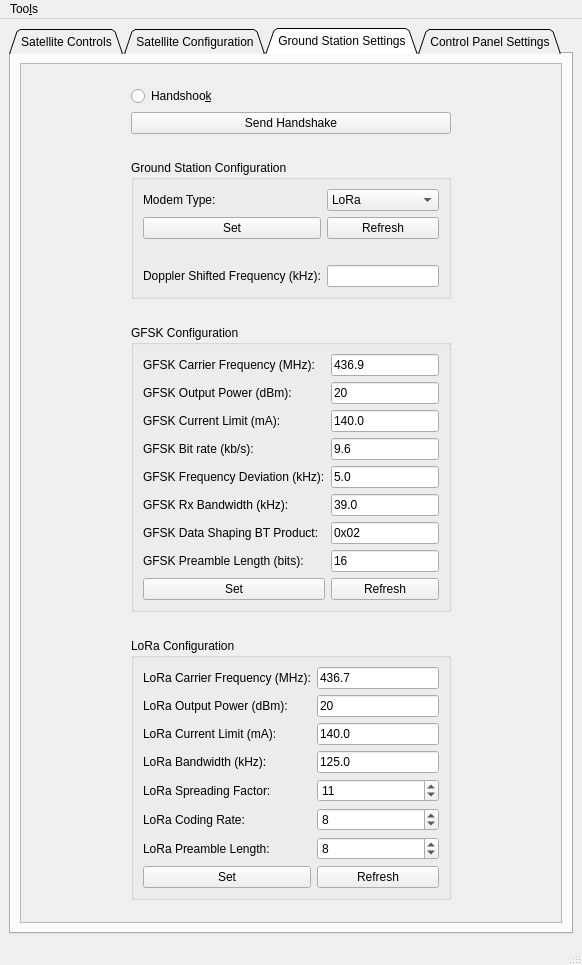
First picture: the form in FOSSAGSCP/mainwindow.ui, repository FOSSASystems/FOSSA-GroundStationControlPanel, before the edit.
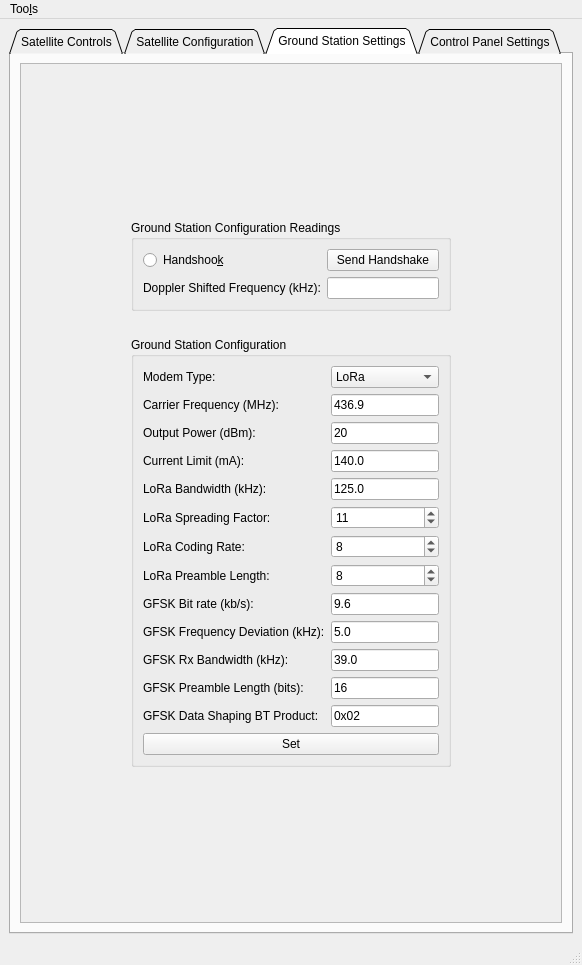
Second picture: the form after the edit. The open tabs and pages were chosen to show the change.

Commit message:
ground station settings panel, sys info panel
- reorganized the ground station control panel configuration ui elements into 1
list, instead of 2 seperate ones.
- implemented ground station configuration ui
- implemented request packet info button

```diff
--- a/FOSSAGSCP/mainwindow.ui
+++ b/FOSSAGSCP/mainwindow.ui
@@ -3246,10 +3246,10 @@
           <widget class="QWidget" name="scrollAreaWidgetContents_2">
            <property name="geometry">
             <rect>
-             <x>64</x>
-             <y>0</y>
+             <x>75</x>
+             <y>123</y>
              <width>380</width>
-             <height>903</height>
+             <height>598</height>
             </rect>
            </property>
            <property name="sizePolicy">
@@ -3262,29 +3262,51 @@
             <property name="sizeConstraint">
              <enum>QLayout::SetDefaultConstraint</enum>
             </property>
-            <item row="0" column="0">
-             <widget class="QRadioButton" name="handshookRadioButton">
-              <property name="text">
-               <string>Handshoo&amp;k</string>
-              </property>
-              <property name="checkable">
-               <bool>true</bool>
-              </property>
-              <property name="checked">
-               <bool>false</bool>
-              </property>
-             </widget>
-            </item>
-            <item row="3" column="0">
+            <item row="7" column="0">
              <widget class="QGroupBox" name="groupBox">
               <property name="title">
                <string>Ground Station Configuration</string>
               </property>
               <layout class="QGridLayout" name="gridLayout_21">
-               <item row="0" column="0">
-                <widget class="QLabel" name="label">
+               <item row="7" column="0">
+                <widget class="QLabel" name="label_8">
                  <property name="text">
-                  <string>Modem Type:</string>
+                  <string>LoRa Preamble Length:</string>
+                 </property>
+                </widget>
+               </item>
+               <item row="11" column="0">
+                <widget class="QLabel" name="label_13">
+                 <property name="text">
+                  <string>GFSK Preamble Length (bits):</string>
+                 </property>
+                </widget>
+               </item>
+               <item row="1" column="0">
+                <widget class="QLabel" name="label_85">
+                 <property name="text">
+                  <string>Carrier Frequency (MHz):</string>
+                 </property>
+                </widget>
+               </item>
+               <item row="8" column="0">
+                <widget class="QLabel" name="label_9">
+                 <property name="text">
+                  <string>GFSK Bit rate (kb/s):</string>
+                 </property>
+                </widget>
+               </item>
+               <item row="1" column="1">
+                <widget class="QLineEdit" name="GroundStationSettings_ConfigCarrierFrequencyLineEdit">
+                 <property name="text">
+                  <string>436.9</string>
+                 </property>
+                </widget>
+               </item>
+               <item row="7" column="1">
+                <widget class="QSpinBox" name="GroundStationSettings_loraConfigurationPreambleLengthSpinBox">
+                 <property name="value">
+                  <number>8</number>
                  </property>
                 </widget>
                </item>
@@ -3302,252 +3324,80 @@
                  </item>
                 </widget>
                </item>
-               <item row="4" column="0">
-                <widget class="QPushButton" name="GroundStationSettings_ConfigSetButton">
+               <item row="12" column="1">
+                <widget class="QLineEdit" name="GroundStationSettings_GFSKConfigDataShapingBTProductLineEdit">
                  <property name="text">
-                  <string>Set</string>
+                  <string>0x02</string>
                  </property>
                 </widget>
                </item>
-               <item row="4" column="1">
-                <widget class="QPushButton" name="GroundStationSettings_ConfigRefreshButton">
-                 <property name="text">
-                  <string>Refresh</string>
-                 </property>
-                </widget>
-               </item>
-               <item row="6" column="1">
-                <widget class="QLineEdit" name="GroundStationSettings_DopplerShiftedFrequencyLineEdit"/>
-               </item>
-               <item row="6" column="0">
-                <widget class="QLabel" name="label_3">
-                 <property name="text">
-                  <string>Doppler Shifted Frequency (kHz):</string>
-                 </property>
-                </widget>
-               </item>
-               <item row="5" column="0" colspan="2">
-                <spacer name="horizontalSpacer_23">
-                 <property name="orientation">
-                  <enum>Qt::Horizontal</enum>
-                 </property>
-                 <property name="sizeHint" stdset="0">
-                  <size>
-                   <width>40</width>
-                   <height>20</height>
-                  </size>
-                 </property>
-                </spacer>
-               </item>
-              </layout>
-             </widget>
-            </item>
-            <item row="5" column="0">
-             <widget class="QGroupBox" name="groupBox_3">
-              <property name="title">
-               <string>GFSK Configuration</string>
-              </property>
-              <layout class="QGridLayout" name="gridLayout_24">
-               <item row="1" column="1">
-                <widget class="QLineEdit" name="GroundStationSettings_GFSKConfigOutputPowerLineEdit">
-                 <property name="text">
-                  <string>20</string>
-                 </property>
-                </widget>
-               </item>
-               <item row="3" column="0">
-                <widget class="QLabel" name="label_9">
-                 <property name="text">
-                  <string>GFSK Bit rate (kb/s):</string>
-                 </property>
-                </widget>
-               </item>
-               <item row="3" column="1">
-                <widget class="QLineEdit" name="GroundStationSettings_GFSKConfigBitRateLineEdit">
-                 <property name="text">
-                  <string>9.6</string>
-                 </property>
-                </widget>
-               </item>
-               <item row="4" column="0">
-                <widget class="QLabel" name="label_10">
-                 <property name="text">
-                  <string>GFSK Frequency Deviation (kHz):</string>
-                 </property>
-                </widget>
-               </item>
-               <item row="4" column="1">
-                <widget class="QLineEdit" name="GroundStationSettings_GFSKConfigFreqDeviationLineEdit">
-                 <property name="text">
-                  <string>5.0</string>
-                 </property>
-                </widget>
-               </item>
-               <item row="5" column="0">
-                <widget class="QLabel" name="label_11">
-                 <property name="text">
-                  <string>GFSK Rx Bandwidth (kHz):</string>
-                 </property>
-                </widget>
-               </item>
-               <item row="5" column="1">
+               <item row="10" column="1">
                 <widget class="QLineEdit" name="GroundStationSettings_GFSKConfigRxBandwidthLineEdit">
                  <property name="text">
                   <string>39.0</string>
                  </property>
                 </widget>
                </item>
-               <item row="6" column="0">
+               <item row="8" column="1">
+                <widget class="QLineEdit" name="GroundStationSettings_GFSKConfigBitRateLineEdit">
+                 <property name="text">
+                  <string>9.6</string>
+                 </property>
+                </widget>
+               </item>
+               <item row="5" column="0">
+                <widget class="QLabel" name="label_6">
+                 <property name="text">
+                  <string>LoRa Spreading Factor:</string>
+                 </property>
+                </widget>
+               </item>
+               <item row="12" column="0">
                 <widget class="QLabel" name="label_12">
                  <property name="text">
                   <string>GFSK Data Shaping BT Product:</string>
                  </property>
                 </widget>
                </item>
-               <item row="6" column="1">
-                <widget class="QLineEdit" name="GroundStationSettings_GFSKConfigDataShapingBTProductLineEdit">
-                 <property name="text">
-                  <string>0x02</string>
-                 </property>
-                </widget>
-               </item>
-               <item row="7" column="0">
-                <widget class="QLabel" name="label_13">
-                 <property name="text">
-                  <string>GFSK Preamble Length (bits):</string>
-                 </property>
-                </widget>
-               </item>
-               <item row="7" column="1">
-                <widget class="QLineEdit" name="GroundStationSettings_GFSKConfigPreambleLengthLineEdit">
-                 <property name="text">
-                  <string>16</string>
-                 </property>
-                </widget>
-               </item>
-               <item row="8" column="0">
-                <widget class="QPushButton" name="GroundStationSettings_GFSKConfigSetButton">
-                 <property name="text">
-                  <string>Set</string>
-                 </property>
-                </widget>
-               </item>
-               <item row="8" column="1">
-                <widget class="QPushButton" name="GroundStationSettings_GFSKConfigRefreshButton">
-                 <property name="text">
-                  <string>Refresh</string>
-                 </property>
-                </widget>
-               </item>
-               <item row="1" column="0">
-                <widget class="QLabel" name="label_86">
-                 <property name="text">
-                  <string>GFSK Output Power (dBm):</string>
-                 </property>
-                </widget>
-               </item>
-               <item row="0" column="0">
-                <widget class="QLabel" name="label_85">
-                 <property name="text">
-                  <string>GFSK Carrier Frequency (MHz):</string>
-                 </property>
-                </widget>
-               </item>
-               <item row="0" column="1">
-                <widget class="QLineEdit" name="GroundStationSettings_GFSKConfigCarrierFrequencyLineEdit">
-                 <property name="text">
-                  <string>436.9</string>
-                 </property>
-                </widget>
-               </item>
-               <item row="2" column="0">
-                <widget class="QLabel" name="label_88">
-                 <property name="text">
-                  <string>GFSK Current Limit (mA):</string>
-                 </property>
-                </widget>
-               </item>
-               <item row="2" column="1">
-                <widget class="QLineEdit" name="GroundStationSettings_GFSKConfigCurrentLimitLineEdit">
-                 <property name="text">
-                  <string>140.0</string>
-                 </property>
-                </widget>
-               </item>
-              </layout>
-             </widget>
-            </item>
-            <item row="4" column="0">
-             <spacer name="horizontalSpacer_10">
-              <property name="orientation">
-               <enum>Qt::Horizontal</enum>
-              </property>
-              <property name="sizeHint" stdset="0">
-               <size>
-                <width>40</width>
-                <height>20</height>
-               </size>
-              </property>
-             </spacer>
-            </item>
-            <item row="7" column="0">
-             <spacer name="horizontalSpacer_9">
-              <property name="orientation">
-               <enum>Qt::Horizontal</enum>
-              </property>
-              <property name="sizeHint" stdset="0">
-               <size>
-                <width>40</width>
-                <height>20</height>
-               </size>
-              </property>
-             </spacer>
-            </item>
-            <item row="8" column="0">
-             <widget class="QGroupBox" name="groupBox_2">
-              <property name="title">
-               <string>LoRa Configuration</string>
-              </property>
-              <layout class="QGridLayout" name="gridLayout_22">
-               <item row="0" column="0">
-                <widget class="QLabel" name="label_84">
-                 <property name="text">
-                  <string>LoRa Carrier Frequency (MHz):</string>
-                 </property>
-                </widget>
-               </item>
-               <item row="1" column="1">
-                <widget class="QLineEdit" name="GroundStationSettings_loraConfigurationOutputPowerLineEdit">
-                 <property name="text">
-                  <string>20</string>
-                 </property>
-                </widget>
-               </item>
-               <item row="0" column="1">
-                <widget class="QLineEdit" name="GroundStationSettings_loraConfigurationCarrierFrequencyLineEdit">
-                 <property name="text">
-                  <string>436.7</string>
-                 </property>
-                </widget>
-               </item>
-               <item row="3" column="0">
+               <item row="4" column="0">
                 <widget class="QLabel" name="label_5">
                  <property name="text">
                   <string>LoRa Bandwidth (kHz):</string>
                  </property>
                 </widget>
                </item>
-               <item row="4" column="1">
-                <widget class="QSpinBox" name="GroundStationSettings_loraConfigurationSpreadingFactorSpinBox">
-                 <property name="value">
-                  <number>11</number>
+               <item row="3" column="1">
+                <widget class="QLineEdit" name="GroundStationSettings_ConfigCurrentLimitLineEdit">
+                 <property name="text">
+                  <string>140.0</string>
                  </property>
                 </widget>
                </item>
-               <item row="7" column="0">
-                <widget class="QLabel" name="label_8">
+               <item row="9" column="1">
+                <widget class="QLineEdit" name="GroundStationSettings_GFSKConfigFreqDeviationLineEdit">
                  <property name="text">
-                  <string>LoRa Preamble Length:</string>
+                  <string>5.0</string>
+                 </property>
+                </widget>
+               </item>
+               <item row="2" column="0">
+                <widget class="QLabel" name="label_86">
+                 <property name="text">
+                  <string>Output Power (dBm):</string>
+                 </property>
+                </widget>
+               </item>
+               <item row="13" column="0" colspan="2">
+                <widget class="QPushButton" name="GroundStationSettings_GFSKConfigSetButton">
+                 <property name="text">
+                  <string>Set</string>
+                 </property>
+                </widget>
+               </item>
+               <item row="9" column="0">
+                <widget class="QLabel" name="label_10">
+                 <property name="text">
+                  <string>GFSK Frequency Deviation (kHz):</string>
                  </property>
                 </widget>
                </item>
@@ -3558,80 +3408,66 @@
                  </property>
                 </widget>
                </item>
-               <item row="7" column="1">
-                <widget class="QSpinBox" name="GroundStationSettings_loraConfigurationPreambleLengthSpinBox">
+               <item row="6" column="1">
+                <widget class="QSpinBox" name="GroundStationSettings_loraConfigurationCodingRateSpinBox">
                  <property name="value">
                   <number>8</number>
                  </property>
                 </widget>
                </item>
-               <item row="3" column="1">
+               <item row="2" column="1">
+                <widget class="QLineEdit" name="GroundStationSettings_ConfigOutputPowerLineEdit">
+                 <property name="text">
+                  <string>20</string>
+                 </property>
+                </widget>
+               </item>
+               <item row="11" column="1">
+                <widget class="QLineEdit" name="GroundStationSettings_GFSKConfigPreambleLengthLineEdit">
+                 <property name="text">
+                  <string>16</string>
+                 </property>
+                </widget>
+               </item>
+               <item row="0" column="0">
+                <widget class="QLabel" name="label">
+                 <property name="text">
+                  <string>Modem Type:</string>
+                 </property>
+                </widget>
+               </item>
+               <item row="10" column="0">
+                <widget class="QLabel" name="label_11">
+                 <property name="text">
+                  <string>GFSK Rx Bandwidth (kHz):</string>
+                 </property>
+                </widget>
+               </item>
+               <item row="3" column="0">
+                <widget class="QLabel" name="label_88">
+                 <property name="text">
+                  <string>Current Limit (mA):</string>
+                 </property>
+                </widget>
+               </item>
+               <item row="4" column="1">
                 <widget class="QLineEdit" name="GroundStationSettings_loraConfigurationBandwidthLineEdit">
                  <property name="text">
                   <string>125.0</string>
                  </property>
                 </widget>
                </item>
-               <item row="6" column="1">
-                <widget class="QSpinBox" name="GroundStationSettings_loraConfigurationCodingRateSpinBox">
+               <item row="5" column="1">
+                <widget class="QSpinBox" name="GroundStationSettings_loraConfigurationSpreadingFactorSpinBox">
                  <property name="value">
-                  <number>8</number>
-                 </property>
-                </widget>
-               </item>
-               <item row="4" column="0">
-                <widget class="QLabel" name="label_6">
-                 <property name="text">
-                  <string>LoRa Spreading Factor:</string>
-                 </property>
-                </widget>
-               </item>
-               <item row="8" column="0">
-                <widget class="QPushButton" name="GroundStationSettings_loraSetButton">
-                 <property name="text">
-                  <string>Set</string>
-                 </property>
-                </widget>
-               </item>
-               <item row="8" column="1">
-                <widget class="QPushButton" name="GroundStationSettings_loraRefreshButton">
-                 <property name="text">
-                  <string>Refresh</string>
-                 </property>
-                </widget>
-               </item>
-               <item row="1" column="0">
-                <widget class="QLabel" name="label_87">
-                 <property name="text">
-                  <string>LoRa Output Power (dBm):</string>
-                 </property>
-                </widget>
-               </item>
-               <item row="2" column="0">
-                <widget class="QLabel" name="label_2">
-                 <property name="text">
-                  <string>LoRa Current Limit (mA):</string>
-                 </property>
-                </widget>
-               </item>
-               <item row="2" column="1">
-                <widget class="QLineEdit" name="GroundStationSettings_loraConfigurationCurrentLimitLineEdit">
-                 <property name="text">
-                  <string>140.0</string>
+                  <number>11</number>
                  </property>
                 </widget>
                </item>
               </layout>
              </widget>
             </item>
-            <item row="1" column="0">
-             <widget class="QPushButton" name="handshakeSendButton">
-              <property name="text">
-               <string>Send Handshake</string>
-              </property>
-             </widget>
-            </item>
-            <item row="2" column="0">
+            <item row="6" column="0">
              <spacer name="horizontalSpacer_19">
               <property name="orientation">
                <enum>Qt::Horizontal</enum>
@@ -3644,6 +3480,45 @@
               </property>
              </spacer>
             </item>
+            <item row="0" column="0">
+             <widget class="QGroupBox" name="groupBox_2">
+              <property name="title">
+               <string>Ground Station Configuration Readings</string>
+              </property>
+              <layout class="QGridLayout" name="gridLayout_22">
+               <item row="0" column="1">
+                <widget class="QPushButton" name="handshakeSendButton">
+                 <property name="text">
+                  <string>Send Handshake</string>
+                 </property>
+                </widget>
+               </item>
+               <item row="0" column="0">
+                <widget class="QRadioButton" name="handshookRadioButton">
+                 <property name="text">
+                  <string>Handshoo&amp;k</string>
+                 </property>
+                 <property name="checkable">
+                  <bool>true</bool>
+                 </property>
+                 <property name="checked">
+                  <bool>false</bool>
+                 </property>
+                </widget>
+               </item>
+               <item row="1" column="0">
+                <widget class="QLabel" name="label_3">
+                 <property name="text">
+                  <string>Doppler Shifted Frequency (kHz):</string>
+                 </property>
+                </widget>
+               </item>
+               <item row="1" column="1">
+                <widget class="QLineEdit" name="GroundStationSettings_DopplerShiftedFrequencyLineEdit"/>
+               </item>
+              </layout>
+             </widget>
+            </item>
            </layout>
           </widget>
          </widget>
```
Left out of the diff: 34 changed lines with no effect on the pictures. The commit also changes 4 other files.
